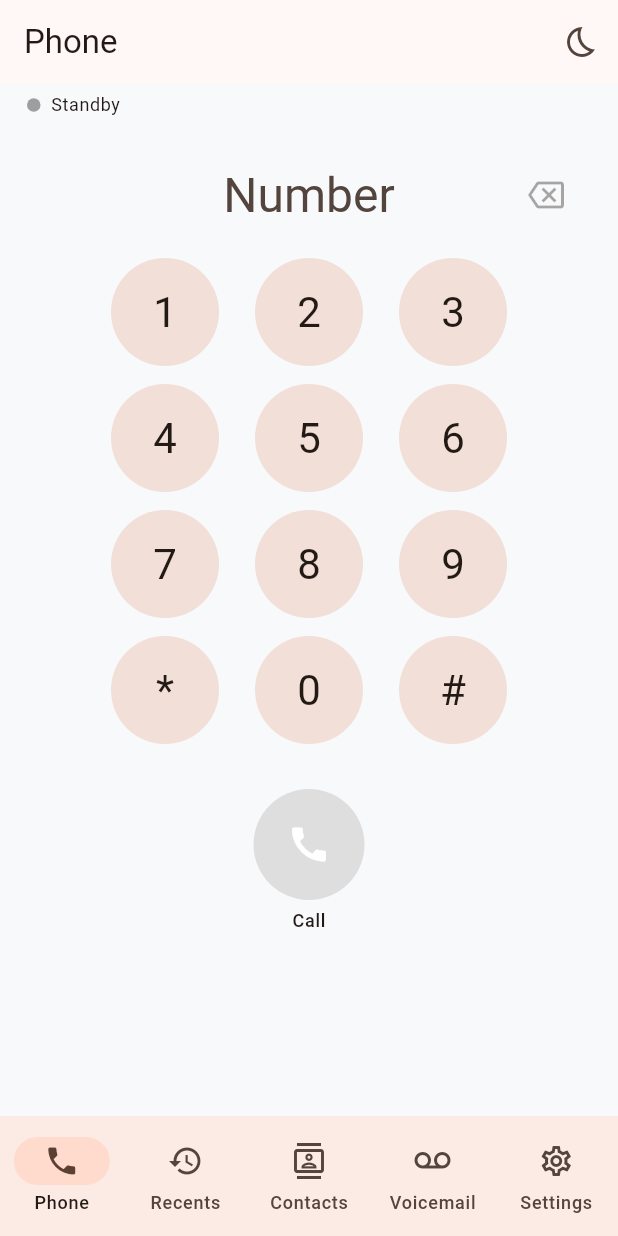
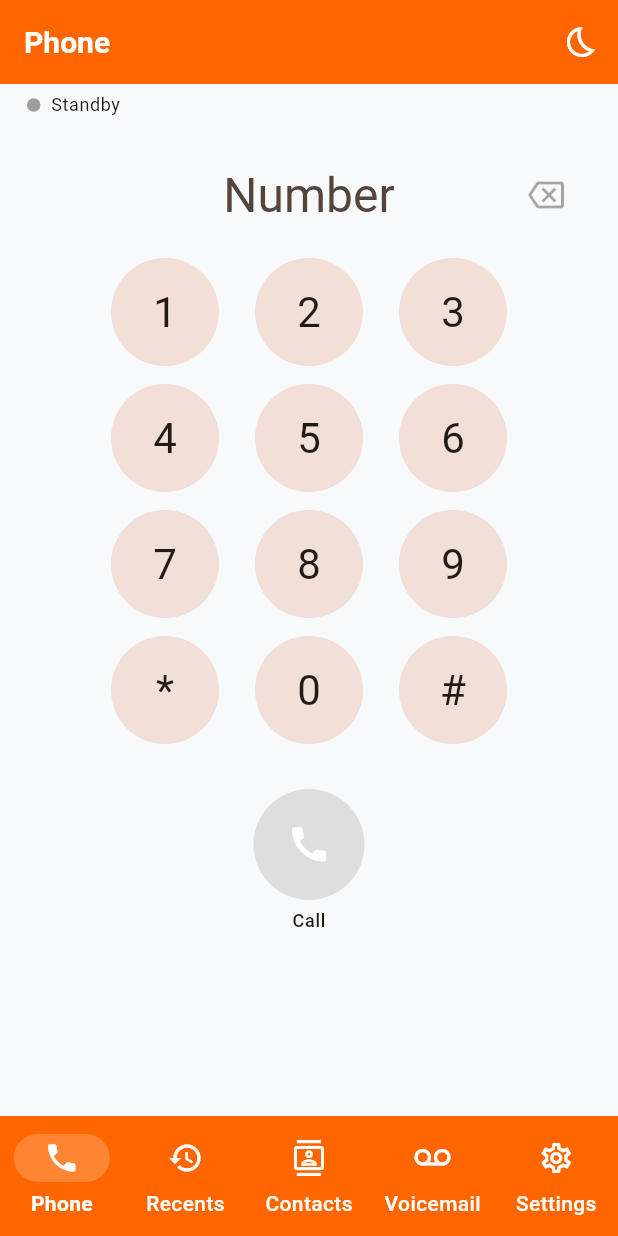
Before and after one commit to Si-Richards/communicator, a Flutter app: the screen it shows after launch, on a phone screen of 412 x 824 dp. Run offline on Flutter 3.47's test engine with Material 3 defaults, Android fonts, the phone set to English and light mode, and no system bars; our stand-ins replace flutter_secure_storage, shared_preferences; missing offline and left inert: flutter_callkit_incoming, flutter_webrtc.

Commit message:
Use VoiceHost orange for app header and footer

```diff
--- a/flutter/lib/app.dart
+++ b/flutter/lib/app.dart
@@ -34,6 +34,33 @@ class VoiceHostApp extends StatelessWidget {
           primaryContainer: orange,
           onPrimaryContainer: Colors.white,
           secondary: navy,
+        ),
+        appBarTheme: const AppBarTheme(
+          backgroundColor: orange,
+          foregroundColor: Colors.white,
+          surfaceTintColor: Colors.transparent,
+          iconTheme: IconThemeData(color: Colors.white),
+          actionsIconTheme: IconThemeData(color: Colors.white),
+          titleTextStyle: TextStyle(
+            color: Colors.white,
+            fontSize: 20,
+            fontWeight: FontWeight.w600,
+          ),
+        ),
+        navigationBarTheme: NavigationBarThemeData(
+          backgroundColor: orange,
+          indicatorColor: Colors.white.withValues(alpha: 0.20),
+          iconTheme: WidgetStateProperty.resolveWith(
+            (states) => const IconThemeData(color: Colors.white),
+          ),
+          labelTextStyle: WidgetStateProperty.resolveWith(
+            (states) => TextStyle(
+              color: Colors.white,
+              fontWeight: states.contains(WidgetState.selected)
+                  ? FontWeight.w700
+                  : FontWeight.w500,
+            ),
+          ),
         ),
         filledButtonTheme: FilledButtonThemeData(
           style: FilledButton.styleFrom(
```
